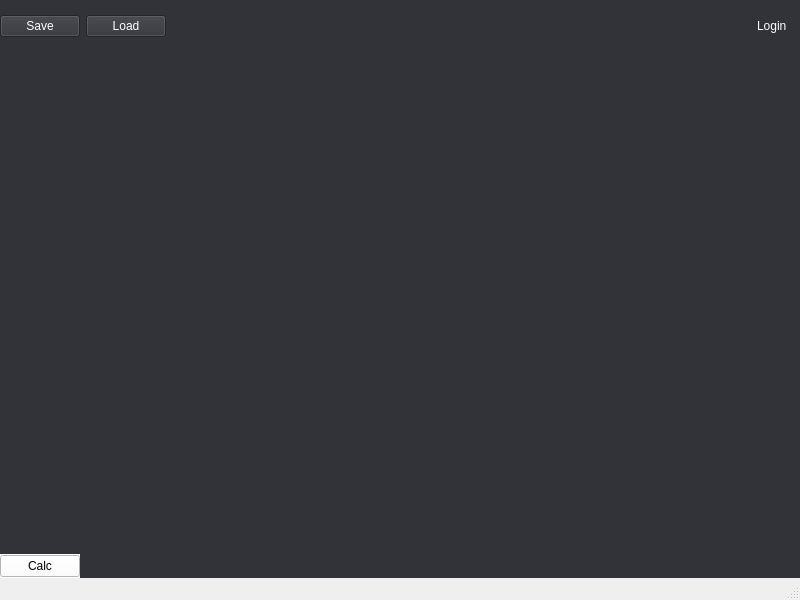
The window that Frontend/Qt/ui/MainWindow.ui (C0rTeZ13/HiH-2024) describes before a commit, drawn with Qt 5.
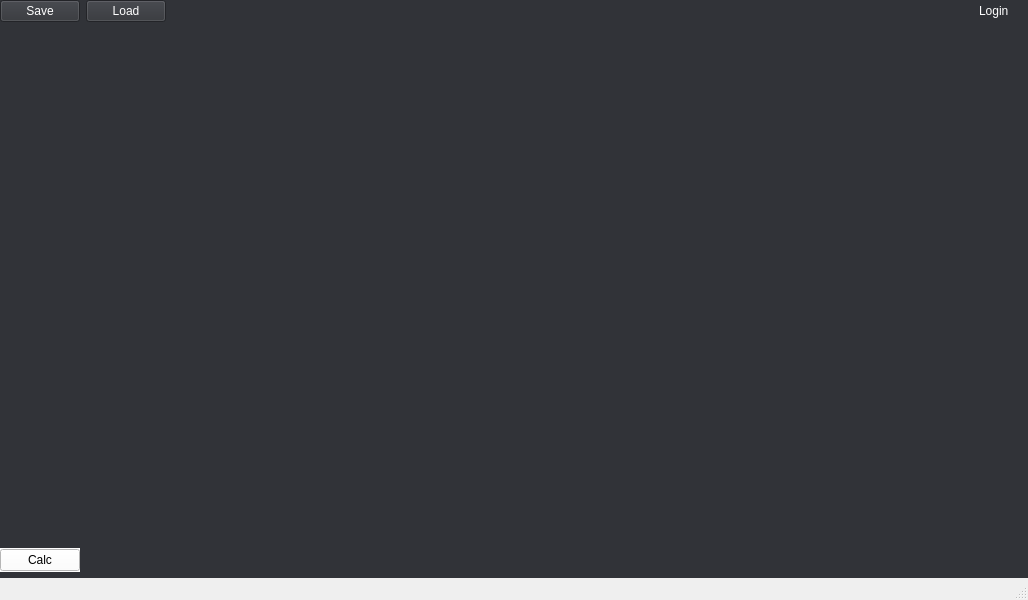
The same window after the commit. Custom widgets are drawn as their Qt base class.

What changed in the file:
```diff
--- a/Frontend/Qt/ui/MainWindow.ui
+++ b/Frontend/Qt/ui/MainWindow.ui
@@ -6,7 +6,7 @@
    <rect>
     <x>0</x>
     <y>0</y>
-    <width>800</width>
+    <width>1028</width>
     <height>600</height>
    </rect>
   </property>
@@ -39,22 +39,6 @@
     <property name="bottomMargin">
      <number>0</number>
     </property>
-    <item>
-     <widget class="QWidget" name="widget_6" native="true">
-      <property name="sizePolicy">
-       <sizepolicy hsizetype="Expanding" vsizetype="Maximum">
-        <horstretch>0</horstretch>
-        <verstretch>0</verstretch>
-       </sizepolicy>
-      </property>
-      <property name="minimumSize">
-       <size>
-        <width>0</width>
-        <height>15</height>
-       </size>
-      </property>
-     </widget>
-    </item>
     <item>
      <widget class="QWidget" name="widget_2" native="true">
       <property name="sizePolicy">
@@ -71,7 +55,7 @@
         <number>0</number>
        </property>
        <property name="rightMargin">
-        <number>0</number>
+        <number>6</number>
        </property>
        <property name="bottomMargin">
         <number>0</number>
@@ -134,6 +118,12 @@
     </item>
     <item>
      <widget class="QWidget" name="widget" native="true">
+      <property name="sizePolicy">
+       <sizepolicy hsizetype="Minimum" vsizetype="Preferred">
+        <horstretch>0</horstretch>
+        <verstretch>0</verstretch>
+       </sizepolicy>
+      </property>
       <layout class="QHBoxLayout" name="horizontalLayout">
        <property name="spacing">
         <number>0</number>
@@ -172,7 +162,7 @@
            <number>0</number>
           </property>
           <property name="bottomMargin">
-           <number>0</number>
+           <number>6</number>
           </property>
           <item>
            <widget class="CParametrs" name="params" native="true">
@@ -244,30 +234,22 @@
        </item>
        <item>
         <widget class="QWidget" name="widget_imageScene" native="true">
+         <property name="sizePolicy">
+          <sizepolicy hsizetype="Minimum" vsizetype="Preferred">
+           <horstretch>0</horstretch>
+           <verstretch>0</verstretch>
+          </sizepolicy>
+         </property>
          <layout class="QGridLayout" name="gridLayout">
           <item row="0" column="1">
            <widget class="CImageScene" name="imageScene" native="true">
             <property name="sizePolicy">
-             <sizepolicy hsizetype="Maximum" vsizetype="Preferred">
+             <sizepolicy hsizetype="Minimum" vsizetype="Preferred">
               <horstretch>0</horstretch>
               <verstretch>0</verstretch>
              </sizepolicy>
             </property>
-            <layout class="QVBoxLayout" name="verticalLayout_3">
-             <item>
-              <spacer name="horizontalSpacer_2">
-               <property name="orientation">
-                <enum>Qt::Horizontal</enum>
-               </property>
-               <property name="sizeHint" stdset="0">
-                <size>
-                 <width>40</width>
-                 <height>20</height>
-                </size>
-               </property>
-              </spacer>
-             </item>
-            </layout>
+            <layout class="QVBoxLayout" name="verticalLayout_3"/>
            </widget>
           </item>
          </layout>
```
Left out of the diff: 2 changed lines with no effect on the pictures.
